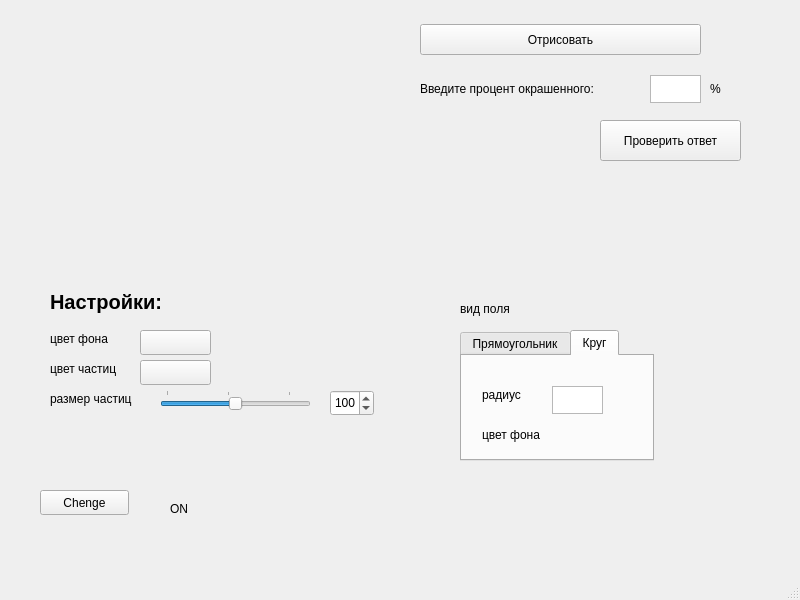
This is src/ms_pro/view/mainwindow.ui in difurka/medical_simulator as Qt 5 draws it before an edit. The edited form follows.
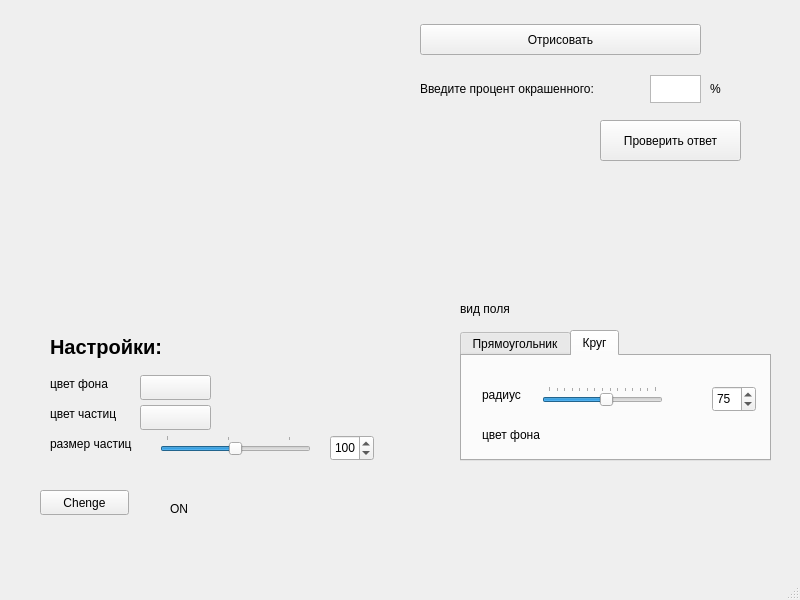
This is the edited form. The open tabs and pages were chosen to show the change.

Commit message: add ellips, change size

Diff of the .ui file:
```diff
--- a/src/ms_pro/view/mainwindow.ui
+++ b/src/ms_pro/view/mainwindow.ui
@@ -83,7 +83,7 @@
     <property name="geometry">
      <rect>
       <x>50</x>
-      <y>330</y>
+      <y>375</y>
       <width>81</width>
       <height>17</height>
      </rect>
@@ -96,7 +96,7 @@
     <property name="geometry">
      <rect>
       <x>50</x>
-      <y>360</y>
+      <y>405</y>
       <width>91</width>
       <height>17</height>
      </rect>
@@ -122,7 +122,7 @@
     <property name="geometry">
      <rect>
       <x>50</x>
-      <y>390</y>
+      <y>435</y>
       <width>111</width>
       <height>17</height>
      </rect>
@@ -135,7 +135,7 @@
     <property name="geometry">
      <rect>
       <x>50</x>
-      <y>286</y>
+      <y>331</y>
       <width>121</width>
       <height>31</height>
      </rect>
@@ -187,7 +187,7 @@
      <rect>
       <x>460</x>
       <y>330</y>
-      <width>194</width>
+      <width>311</width>
       <height>131</height>
      </rect>
     </property>
@@ -416,14 +416,63 @@
        <string>цвет фона</string>
       </property>
      </widget>
-     <widget class="QTextEdit" name="text_radius">
+     <widget class="QSlider" name="slider_circle_radius">
       <property name="geometry">
        <rect>
-        <x>90</x>
+        <x>80</x>
         <y>30</y>
-        <width>51</width>
-        <height>28</height>
+        <width>121</width>
+        <height>20</height>
        </rect>
+      </property>
+      <property name="sizePolicy">
+       <sizepolicy hsizetype="Preferred" vsizetype="Preferred">
+        <horstretch>0</horstretch>
+        <verstretch>0</verstretch>
+       </sizepolicy>
+      </property>
+      <property name="minimumSize">
+       <size>
+        <width>0</width>
+        <height>0</height>
+       </size>
+      </property>
+      <property name="minimum">
+       <number>10</number>
+      </property>
+      <property name="maximum">
+       <number>150</number>
+      </property>
+      <property name="value">
+       <number>85</number>
+      </property>
+      <property name="sliderPosition">
+       <number>85</number>
+      </property>
+      <property name="orientation">
+       <enum>Qt::Horizontal</enum>
+      </property>
+      <property name="tickPosition">
+       <enum>QSlider::TicksAbove</enum>
+      </property>
+      <property name="tickInterval">
+       <number>10</number>
+      </property>
+     </widget>
+     <widget class="QSpinBox" name="spin_circule_radius">
+      <property name="geometry">
+       <rect>
+        <x>250</x>
+        <y>30</y>
+        <width>44</width>
+        <height>26</height>
+       </rect>
+      </property>
+      <property name="maximum">
+       <number>150</number>
+      </property>
+      <property name="value">
+       <number>75</number>
       </property>
      </widget>
     </widget>
@@ -432,7 +481,7 @@
     <property name="geometry">
      <rect>
       <x>140</x>
-      <y>330</y>
+      <y>375</y>
       <width>71</width>
       <height>25</height>
      </rect>
@@ -445,7 +494,7 @@
     <property name="geometry">
      <rect>
       <x>140</x>
-      <y>360</y>
+      <y>405</y>
       <width>71</width>
       <height>25</height>
      </rect>
@@ -458,7 +507,7 @@
     <property name="geometry">
      <rect>
       <x>160</x>
-      <y>390</y>
+      <y>435</y>
       <width>151</width>
       <height>20</height>
      </rect>
@@ -501,7 +550,7 @@
     <property name="geometry">
      <rect>
       <x>330</x>
-      <y>390</y>
+      <y>435</y>
       <width>44</width>
       <height>26</height>
      </rect>
@@ -513,6 +562,16 @@
      <number>100</number>
     </property>
    </widget>
+   <widget class="QWidget" name="widget" native="true">
+    <property name="geometry">
+     <rect>
+      <x>10</x>
+      <y>10</y>
+      <width>300</width>
+      <height>300</height>
+     </rect>
+    </property>
+   </widget>
   </widget>
   <widget class="QMenuBar" name="menubar">
    <property name="geometry">
```
Left out of the diff: 2 changed lines with no effect on the pictures. The commit also changes 2 other files.
